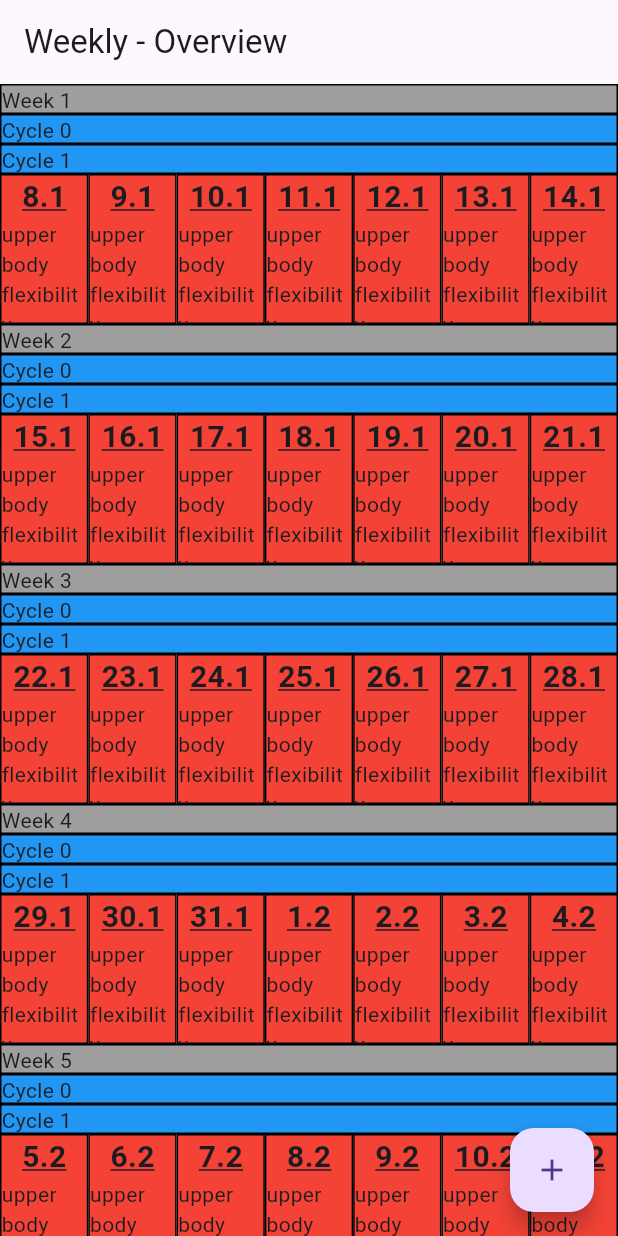
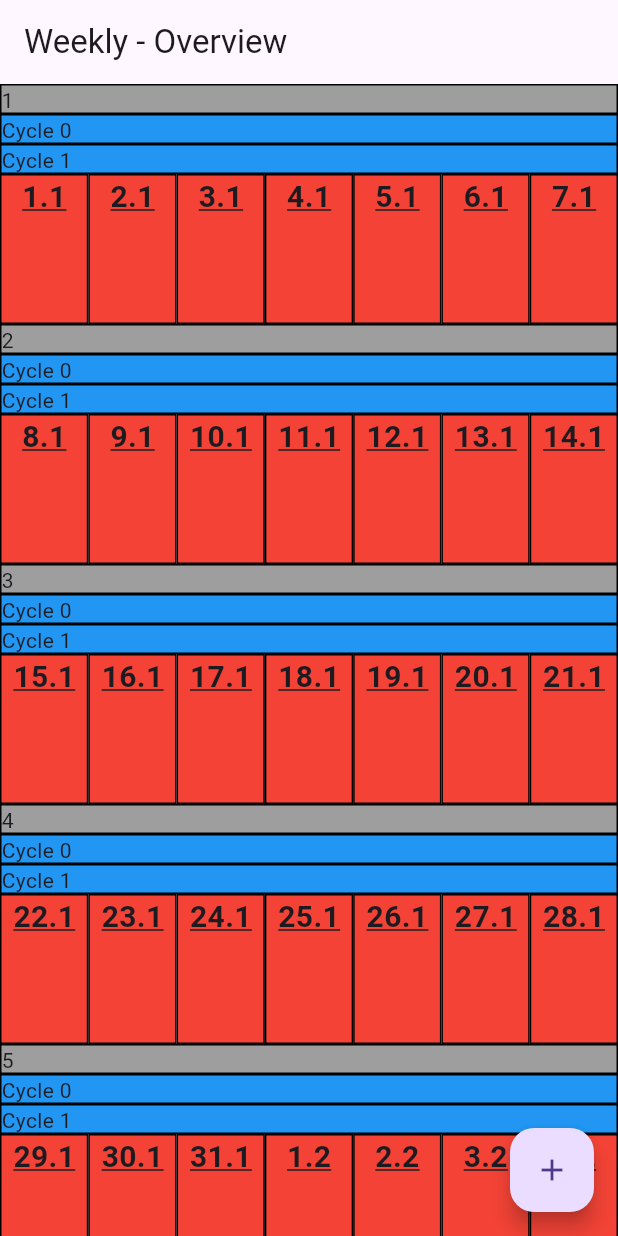
Before and after one commit to CrushTim/trainingplaner, a Flutter app: the OverviewView screen opened directly, on a phone screen of 412 x 824 dp. Run offline on Flutter 3.47's test engine with Material 3 defaults, Android fonts, the light colour scheme and no system bars; our stand-ins replace cloud_firestore, firebase_auth, firebase_core; missing offline and left inert: firebase_ui_auth, multiple_stream_builder; accounts and stored records are empty.

Commit message:
made overview get and list the sessions

```diff
--- a/lib/frontend/costum_widgets/day_field_calendar.dart
+++ b/lib/frontend/costum_widgets/day_field_calendar.dart
@@ -12,7 +12,9 @@ class DayFieldCalendar extends StatelessWidget {
   @override
   Widget build(BuildContext context) {
     return Container(
-      height: 100,
+      constraints: const BoxConstraints(
+        minHeight: 100,
+      ),
       decoration: BoxDecoration(
         border: Border.all(
           color: Colors.black,
@@ -30,9 +32,8 @@ class DayFieldCalendar extends StatelessWidget {
                     fontWeight: FontWeight.bold),
               ),
             ] +
-            //TODO make workouts selectable and open in workout view
             List.generate(workouts.length, (index) {
-              return Text(workouts[index]);
+              return Text(workouts.elementAt(index).trainingSessionName);
             }),
       ),
     );
--- a/lib/frontend/uc02TrainingSession/training_session_provider.dart
+++ b/lib/frontend/uc02TrainingSession/training_session_provider.dart
@@ -11,7 +11,6 @@ import 'package:trainingplaner/business/reports/training_session_bus_report.dart
 import 'package:trainingplaner/business/reports/trainings_cycle_bus_report.dart';
 import 'package:trainingplaner/frontend/functions/functions_trainingsplaner.dart';
 import 'package:trainingplaner/frontend/trainingsplaner_provider.dart';
-import 'package:trainingplaner/frontend/uc02TrainingSession/add_exercise_edit_fields.dart';
 import 'package:trainingplaner/frontend/uc02TrainingSession/training_session_edit_fields.dart';
 
 class TrainingSessionProvider extends TrainingsplanerProvider<
--- a/lib/frontend/views/overview_view.dart
+++ b/lib/frontend/views/overview_view.dart
@@ -17,36 +17,106 @@ class _OverviewViewState extends State<OverviewView> {
   int cycles = 2;
   @override
   Widget build(BuildContext context) {
+
+  Map<DateTime, List<dynamic>> generateSessionDateMap() {
+    Map<DateTime, List<dynamic>> sessionDateMap = {};
+    DateTime startDate = DateTime(DateTime.now().year);
+    DateTime endDate = DateTime(DateTime.now().year + 1);
+
+    // Initialize map with all dates of the year
+    for (var date = startDate; date.isBefore(endDate); date = date.add(const Duration(days: 1))) {
+      sessionDateMap[DateTime(date.year, date.month, date.day)] = [];
+    }
+
+    return sessionDateMap;
+  }
+
+  Map<int, List<DateTime>> mapSessionsToWeeks(Map<DateTime, List<dynamic>> sessionDateMap) {
+    Map<int, List<DateTime>> weekMap = {};
+
+  // Helper function to calculate weeks in a year
+  int getWeeksInYear(int year) {
+    DateTime dec28 = DateTime(year, 12, 28);
+    int dayOfDec28 = int.parse(dec28.difference(DateTime(year, 1, 1)).inDays.toString());
+    return ((dayOfDec28 - dec28.weekday + 10) / 7).floor();
+  }
+
+    sessionDateMap.forEach((date, sessions) {
+      // Get the ISO week number
+      int dayOfYear = date.difference(DateTime(date.year, 1, 1)).inDays;
+      int woy = ((dayOfYear - date.weekday + 10) / 7).floor();
+
+      // Skip dates that belong to previous/next year's weeks
+      if (woy < 1 || woy > getWeeksInYear(date.year)) {
+        return; // Skip this date
+      }
+
+      if (!weekMap.containsKey(woy)) {
+        weekMap[woy] = [];
+      }
+
+      weekMap[woy]!.add(date);
+    });
+
+    // Sort dates within each week
+    weekMap.forEach((week, dates) {
+      dates.sort();
+    });
+
+    return weekMap;
+  }
+
+
   TrainingSessionProvider sessionProvider = Provider.of<TrainingSessionProvider>(context);
   TrainingCycleProvider trainingCycleProvider = Provider.of<TrainingCycleProvider>(context);
     return Scaffold(
-      body: ListView(
-        children: List.generate(52, (index) {
-          return Column(
-            children: <Widget>[
-                  CycleBarCalendar(
-                      title: "Week ${index + 1}", color: Colors.grey),
-                ] +
-                List<Widget>.generate(cycles, (index) {
-                  return CycleBarCalendar(
-                      title: "Cycle $index", color: Colors.blue);
-                }) +
-                [
-                  //THE days in the week
+      body: StreamBuilder(
+        stream: sessionProvider.reportTaskVar.getAll(),
+        builder: (context, snapshot) {
+          if(snapshot.connectionState == ConnectionState.waiting){
+            return const Center(child: CircularProgressIndicator(),);
+          }
+          if(snapshot.hasError){
+            return const Center(child: Text("Error"),);
+          }
+
+          Map<DateTime, List<dynamic>> sessionDateMap = generateSessionDateMap();
+
+          for(var session in snapshot.data!) {
+            DateTime date = session.trainingSessionStartDate;
+
+            for(DateTime datee in sessionDateMap.keys){
+              if(date.year == datee.year && date.month == datee.month && date.day == datee.day){
+                print(datee);
+                sessionDateMap[datee]!.add(session);
+              }
+            }
+          }
+          print(snapshot.data!);
+          print(sessionDateMap.values);
+
+          Map<int, List<DateTime>> weekMap = mapSessionsToWeeks(sessionDateMap);
+
+          return ListView(
+            children: List.generate(weekMap.length, (index) {
+              return Column(
+                children: <Widget>[
+                  CycleBarCalendar(title: weekMap.keys.elementAt(index).toString(), color: Colors.grey),
+                  ...List<Widget>.generate(cycles, (index) {
+                    return CycleBarCalendar(title: "Cycle $index", color: Colors.blue);
+                  }),
                   Row(
-                    children: List.generate(7, (indexx) {
-                      return Expanded(
-                        child: DayFieldCalendar(
-                          date: DateTime(2024, 1, 1)
-                              .add(Duration(days: ((index + 1) * 7 + indexx))),
-                          workouts: const ["upper body", "flexibility"],
-                        ),
-                      );
+                    //TODO: make week to calendar week and check for right assignment
+                    children: List.generate(weekMap.entries.elementAt(index).value.length, (indexx) {
+                      final date = weekMap.entries.elementAt(index).value.elementAt(indexx);
+                      return Expanded(child: DayFieldCalendar(date: date, workouts: sessionDateMap[date] ?? [],),);
                     }),
                   )
                 ],
+              );
+            }),
           );
-        }),
+        }
       ),
       appBar: AppBar(
         title: const Text("Weekly - Overview"),
@@ -64,3 +134,31 @@ class _OverviewViewState extends State<OverviewView> {
     );
   }
 }
+// ListView(
+//         children: List.generate(52, (index) {
+//           return Column(
+//             children: <Widget>[
+//                   CycleBarCalendar(
+//                       title: "Week ${index + 1}", color: Colors.grey),
+//                 ] +
+//                 List<Widget>.generate(cycles, (index) {
+//                   return CycleBarCalendar(
+//                       title: "Cycle $index", color: Colors.blue);
+//                 }) +
+//                 [
+//                   //THE days in the week
+//                   Row(
+//                     children: List.generate(7, (indexx) {
+//                       return Expanded(
+//                         child: DayFieldCalendar(
+//                           date: DateTime(2024, 1, 1)
+//                               .add(Duration(days: ((index + 1) * 7 + indexx))),
+//                           workouts: const ["upper body", "flexibility"],
+//                         ),
+//                       );
+//                     }),
+//                   )
+//                 ],
+//           );
+//         }),
+//       ),
--- a/todo.txt
+++ b/todo.txt
@@ -1,11 +1,11 @@
 CRNT
 
+    make dayfield list of sessions clickable and open workout view with selected session
 
-    make link between session and exercise foundation -> choose foundation id
+    make cycles get in view
+    display cycles in overview as a bar
+    make them clickable and open editcycle view
 
-    make overview clickable
-        -> open day view with planned and actual sessions
-        ->open cycle view (edit fields of the cycle) and list all planned sessions
 
     make advanced planning functionality
         -> copy session with all exercises
```
